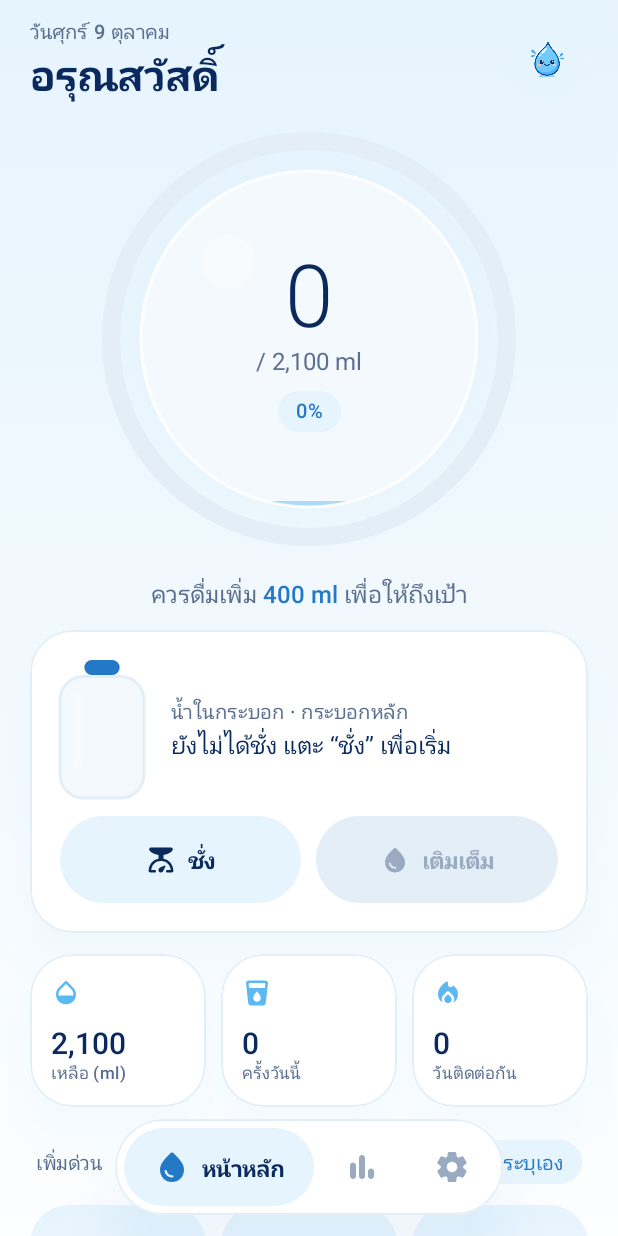
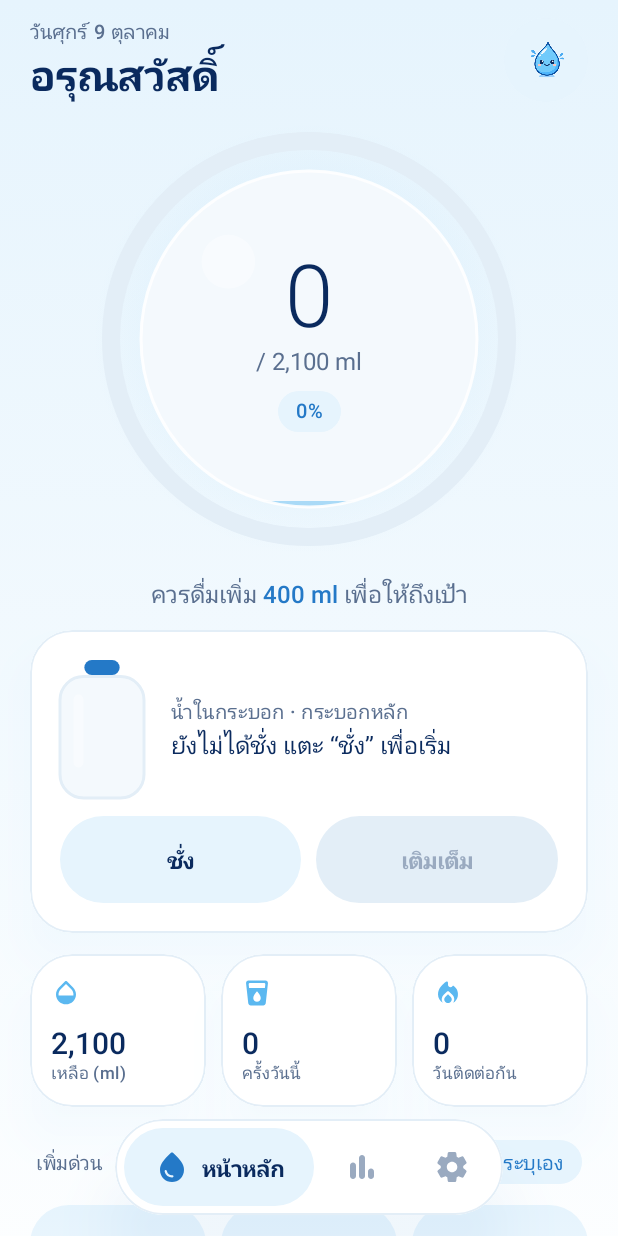
Before and after one commit to coolza254-lgtm/Mizu, an Android app built with Jetpack Compose: the screen it shows after launch (MainActivity), on a phone screen of 412 x 824 dp. Run offline under Robolectric (Android 15) with nearby library versions, the phone set to English and light mode, and no system bars; our stand-ins replace Room's generated code; 1 statement that could not run was skipped.

Commit message:
Bottle forecast: count down from the window start before it opens; roomier buttons
Co-Authored-By: Claude Opus 5.5 <noreply@anthropic.com>
Claude-Session: https://claude.ai/code/session_01EuHuv692QWZYaeLcnojGwe

```diff
--- a/app/src/main/java/com/example/mizu/ui/HomeScreen.kt
+++ b/app/src/main/java/com/example/mizu/ui/HomeScreen.kt
@@ -405,13 +405,12 @@ private fun BottleCard(bottle: Bottle?, forecast: BottleForecast?, unit: String,
             }
         }
         Row(horizontalArrangement = Arrangement.spacedBy(10.dp)) {
-            SoftButton(stringResource(R.string.weigh_short), onWeigh, Modifier.weight(1f), icon = Icons.Rounded.Scale)
+            SoftButton(stringResource(R.string.weigh_short), onWeigh, Modifier.weight(1f))
             PrimaryButton(
                 stringResource(R.string.fill_full),
                 onClick = { if (bottle != null) onFill(bottle) },
                 modifier = Modifier.weight(1f),
                 enabled = bottle?.capacityMl != null,
-                icon = Icons.Rounded.WaterDrop,
                 haptic = HapticKind.SUCCESS,
             )
         }
--- a/core/src/main/kotlin/com/example/mizu/core/BottlePlanner.kt
+++ b/core/src/main/kotlin/com/example/mizu/core/BottlePlanner.kt
@@ -47,10 +47,13 @@ object BottlePlanner {
         val consumed = GoalCalculator.consumedOn(now.toLocalDate(), logs)
         val remainingGoal = GoalCalculator.remainingMl(consumed, settings.goalMl)
         val rate = rateMlPerHour(now, settings, logs)
+        val start = now.toLocalDate().atTime(settings.reminderStart)
         val end = now.toLocalDate().atTime(settings.reminderEnd)
+        // No drinking is planned before the window opens, so the countdown starts at the window start.
+        val from = if (now.isBefore(start)) start else now
 
         val emptyAt = if (rate > 0 && water > 0) {
-            now.plusMinutes((water / rate * 60).toLong()).takeIf { it.isBefore(end) }
+            from.plusMinutes((water / rate * 60).toLong()).takeIf { it.isBefore(end) }
         } else if (water <= 0) {
             now
         } else {
```
Also changed, not shown: 1 other file.
